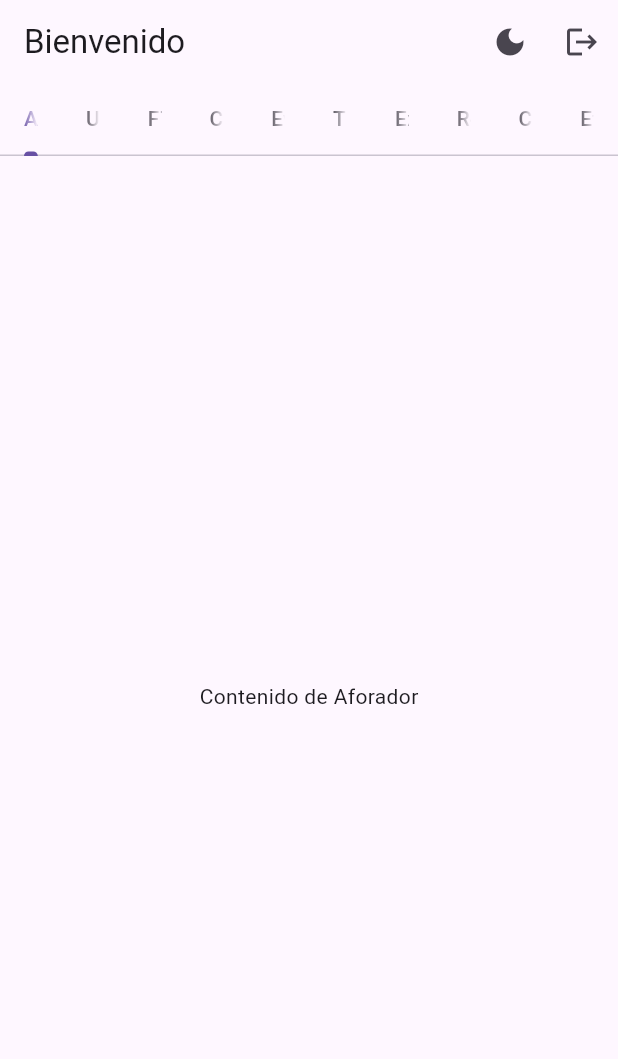
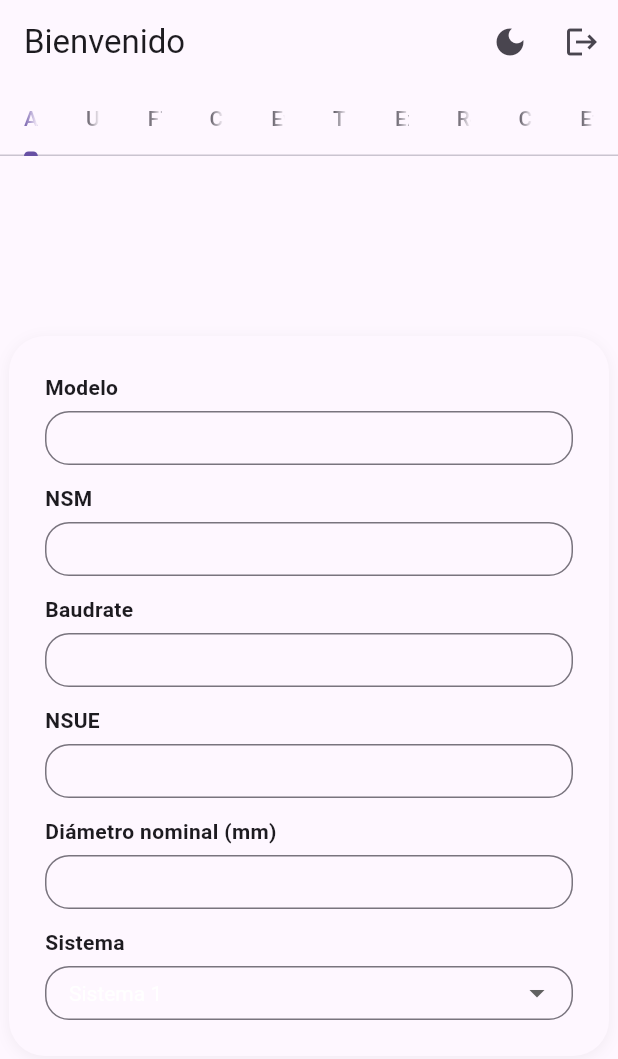
Before and after one commit to IsraRM93/Infopro_Desktop, a Flutter app: the HomeScreen screen opened directly, on a phone screen of 412 x 824 dp. Shown: the top 1059 px of the screen. Run offline on Flutter 3.47's test engine with Material 3 defaults, Android fonts, the phone set to English and light mode, and no system bars.

Commit message:
cambios a home screen

```diff
--- a/lib/screens/home_screen.dart
+++ b/lib/screens/home_screen.dart
@@ -23,17 +23,51 @@ class HomeScreen extends StatelessWidget {
       Tab(text: 'Ethernet'),
     ];
 
-    final List<Widget> tabViews = const [
-      Center(child: Text('Contenido de Aforador')),
-      Center(child: Text('Contenido de UVA')),
-      Center(child: Text('Contenido de FTP')),
-      Center(child: Text('Contenido de Concesión')),
-      Center(child: Text('Contenido de Evaluación de conformidad')),
-      Center(child: Text('Contenido de Tiempo')),
-      Center(child: Text('Contenido de Explorador')),
-      Center(child: Text('Contenido de Red')),
-      Center(child: Text('Contenido de Consola')),
-      Center(child: Text('Contenido de Ethernet')),
+    final List<Widget> tabViews = [
+      // Aforador Tab centrado en un contenedor con bordes redondeados
+      Center(
+        child: Container(
+          padding: const EdgeInsets.all(24.0),
+          decoration: BoxDecoration(
+            color: Theme.of(context).cardColor,
+            borderRadius: BorderRadius.circular(24.0),
+            boxShadow: [
+              BoxShadow(
+                color: Colors.black.withOpacity(0.05),
+                blurRadius: 8,
+                offset: const Offset(0, 2),
+              ),
+            ],
+          ),
+          width: 400,
+          child: ListView(
+            shrinkWrap: true,
+            children: [
+              _buildLabeledTextField('Modelo'),
+              const SizedBox(height: 12),
+              _buildLabeledTextField('NSM'),
+              const SizedBox(height: 12),
+              _buildLabeledTextField('Baudrate'),
+              const SizedBox(height: 12),
+              _buildLabeledTextField('NSUE'),
+              const SizedBox(height: 12),
+              _buildLabeledTextField('Diámetro nominal (mm)'),
+              const SizedBox(height: 12),
+              _buildLabeledDropdown('Sistema', ['Sistema 1', 'Sistema 2']),
+            ],
+          ),
+        ),
+      ),
+      // Other tabs remain the same
+      const Center(child: Text('Contenido de UVA')),
+      const Center(child: Text('Contenido de FTP')),
+      const Center(child: Text('Contenido de Concesión')),
+      const Center(child: Text('Contenido de Evaluación de conformidad')),
+      const Center(child: Text('Contenido de Tiempo')),
+      const Center(child: Text('Contenido de Explorador')),
+      const Center(child: Text('Contenido de Red')),
+      const Center(child: Text('Contenido de Consola')),
+      const Center(child: Text('Contenido de Ethernet')),
     ];
 
     return DefaultTabController(
@@ -69,3 +103,72 @@ class HomeScreen extends StatelessWidget {
     );
   }
 }
+
+// Helper widget for labeled text fields with rounded borders and smaller size
+Widget _buildLabeledTextField(String label) {
+  return Column(
+    crossAxisAlignment: CrossAxisAlignment.start,
+    children: [
+      Text(label, style: const TextStyle(fontWeight: FontWeight.bold)),
+      const SizedBox(height: 6),
+      SizedBox(
+        height: 36,
+        child: TextField(
+          style: const TextStyle(fontSize: 14),
+          decoration: InputDecoration(
+            border: OutlineInputBorder(
+              borderRadius: BorderRadius.circular(16.0),
+            ),
+            contentPadding: const EdgeInsets.symmetric(
+              horizontal: 12,
+              vertical: 8,
+            ),
+          ),
+        ),
+      ),
+    ],
+  );
+}
+
+// Helper widget for labeled dropdowns with rounded borders and smaller size
+Widget _buildLabeledDropdown(String label, List<String> items) {
+  String? selectedValue = items.isNotEmpty ? items.first : null;
+  return StatefulBuilder(
+    builder: (context, setState) {
+      return Column(
+        crossAxisAlignment: CrossAxisAlignment.start,
+        children: [
+          Text(label, style: const TextStyle(fontWeight: FontWeight.bold)),
+          const SizedBox(height: 6),
+          SizedBox(
+            height: 36,
+            child: DropdownButtonFormField<String>(
+              value: selectedValue,
+              style: const TextStyle(fontSize: 14),
+              decoration: InputDecoration(
+                border: OutlineInputBorder(
+                  borderRadius: BorderRadius.circular(16.0),
+                ),
+                contentPadding: const EdgeInsets.symmetric(
+                  horizontal: 12,
+                  vertical: 8,
+                ),
+              ),
+              items: items
+                  .map((item) => DropdownMenuItem<String>(
+                        value: item,
+                        child: Text(item),
+                      ))
+                  .toList(),
+              onChanged: (value) {
+                setState(() {
+                  selectedValue = value;
+                });
+              },
+            ),
+          ),
+        ],
+      );
+    },
+  );
+}
```
